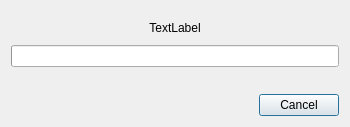
Before: the Qt Designer form designer/processdialog.ui in dnkorpushov/libro, drawn with Qt 5.
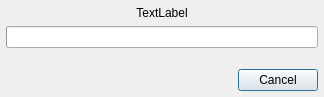
After: the same form once the commit is applied.

```diff
--- a/designer/processdialog.ui
+++ b/designer/processdialog.ui
@@ -6,21 +6,39 @@
    <rect>
     <x>0</x>
     <y>0</y>
-    <width>350</width>
-    <height>127</height>
+    <width>324</width>
+    <height>97</height>
    </rect>
   </property>
   <property name="windowTitle">
    <string>Converting books</string>
   </property>
   <layout class="QGridLayout" name="gridLayout">
+   <property name="leftMargin">
+    <number>6</number>
+   </property>
+   <property name="topMargin">
+    <number>6</number>
+   </property>
+   <property name="rightMargin">
+    <number>6</number>
+   </property>
+   <property name="bottomMargin">
+    <number>6</number>
+   </property>
+   <property name="horizontalSpacing">
+    <number>6</number>
+   </property>
+   <property name="verticalSpacing">
+    <number>3</number>
+   </property>
    <item row="0" column="0">
     <layout class="QVBoxLayout" name="verticalLayout">
      <property name="spacing">
-      <number>10</number>
+      <number>6</number>
      </property>
      <property name="topMargin">
-      <number>10</number>
+      <number>0</number>
      </property>
      <item>
       <widget class="QLabel" name="label">
```
